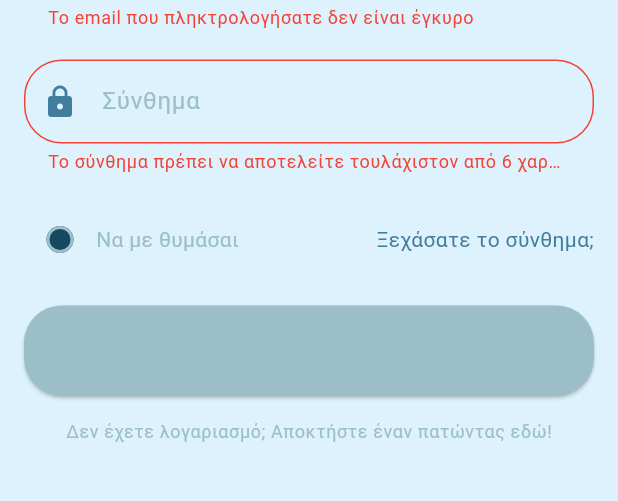
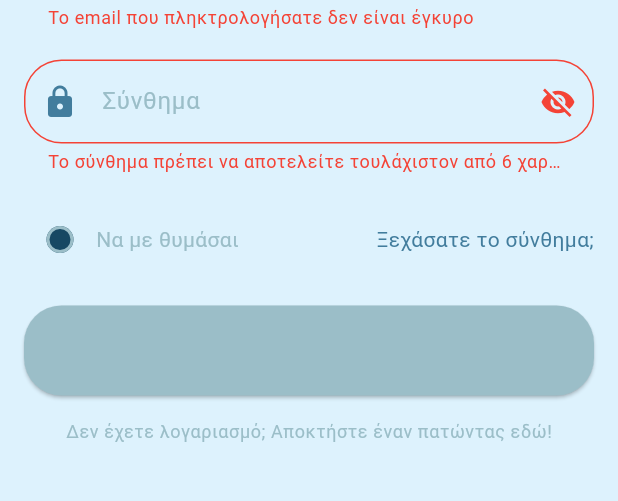
Before and after one commit to harSofja/chat-app, a Flutter app: the screen it shows after launch, after a tap on "Σύνδεση", on a phone screen of 412 x 824 dp, the part 506-1007 px from its top. Run offline on Flutter 3.47's test engine with Material 3 defaults, Android fonts, the phone set to English and light mode, and no system bars; our stand-ins replace cloud_firestore, firebase_auth, firebase_core, flutter_secure_storage, shared_preferences; accounts and stored records are empty.

Commit message:
import shared_preferences^2.2.2, working on login screen and splash screen

```diff
--- a/lib/widgets/screens/login _screen.dart
+++ b/lib/widgets/screens/login _screen.dart
@@ -16,6 +16,8 @@ class _LoginScreenState extends State<LoginScreen> {
   final TextEditingController emailController = TextEditingController();
   final TextEditingController passwordController = TextEditingController();
   bool rememberMe = false;
+  bool _isPasswordVisible = false;
+
   final storage = const FlutterSecureStorage();
 
   Future<void> saveCredentials(String email, String password) async {
@@ -33,6 +35,7 @@ class _LoginScreenState extends State<LoginScreen> {
   void initState() {
     super.initState();
     _checkSavedCredentials();
+    _autoLogin();
   }
 
   void _checkSavedCredentials() async {
@@ -43,6 +46,24 @@ class _LoginScreenState extends State<LoginScreen> {
       rememberMe = credentials['email']!.isNotEmpty &&
           credentials['password']!.isNotEmpty;
     });
+  }
+
+  Future<void> _autoLogin() async {
+    var credentials = await getCredentials();
+    if (credentials['email']!.isNotEmpty &&
+        credentials['password']!.isNotEmpty) {
+      try {
+        await FirebaseAuth.instance.signInWithEmailAndPassword(
+          email: credentials['email']!,
+          password: credentials['password']!,
+        );
+        if (context.mounted) {
+          Navigator.pushReplacementNamed(context, '/chatList');
+        }
+      } on FirebaseAuthException catch (e) {
+        print('Error: ${e.message}');
+      }
+    }
   }
 
   @override
@@ -105,13 +126,25 @@ class _LoginScreenState extends State<LoginScreen> {
                     Icons.lock,
                     color: Theme.of(context).colorScheme.secondary,
                   ),
+                  suffixIcon: IconButton(
+                    icon: Icon(
+                      _isPasswordVisible
+                          ? Icons.visibility
+                          : Icons.visibility_off,
+                    ),
+                    onPressed: () {
+                      setState(() {
+                        _isPasswordVisible = !_isPasswordVisible;
+                      });
+                    },
+                  ),
                   filled: true,
                   fillColor: Theme.of(context).colorScheme.background,
                   border: OutlineInputBorder(
                     borderRadius: BorderRadius.circular(25.0),
                   ),
                 ),
-                obscureText: true,
+                obscureText: !_isPasswordVisible,
                 validator: (value) {
                   if (value == null || value.isEmpty || value.length < 6) {
                     return 'Το σύνθημα πρέπει να αποτελείτε τουλάχιστον από 6 χαρακτήρες';
@@ -188,7 +221,10 @@ class _LoginScreenState extends State<LoginScreen> {
                                 content: Text(
                                   e.message ??
                                       'Το email ή ο κωδικός πρόσβασης είναι λάθος.',
-                                  style: Theme.of(context).textTheme.bodyLarge,
+                                  style: TextStyle(
+                                    color:
+                                        Theme.of(context).colorScheme.secondary,
+                                  ),
                                 )),
                           );
                         }
--- a/pubspec.yaml
+++ b/pubspec.yaml
@@ -41,6 +41,7 @@ dependencies:
   intl: ^0.18.1
   lottie: ^2.7.0
   flutter_secure_storage: ^9.0.0
+  shared_preferences: ^2.2.2
 
 dev_dependencies:
   flutter_test:
```
Also changed, not shown: lib/widgets/screens/intro/splash_screen.dart (+26 -5 lines), pubspec.lock, 1 other file.
